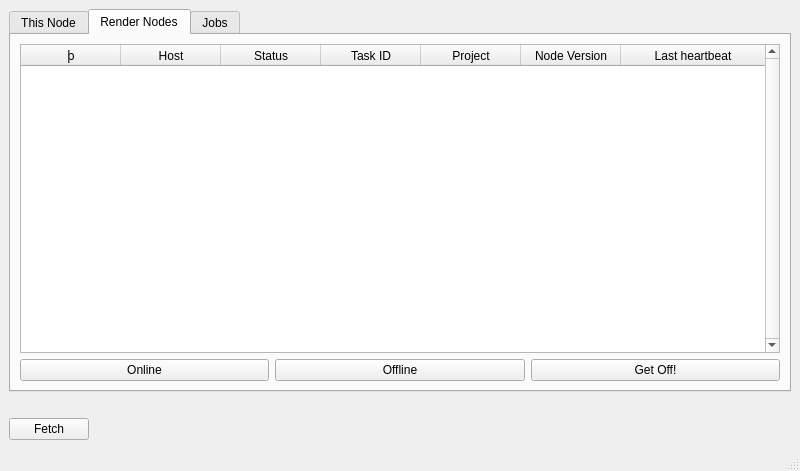
CogswellProjectHydra/githubHydraRepo, file Ui_FarmView.ui: the form before one commit.
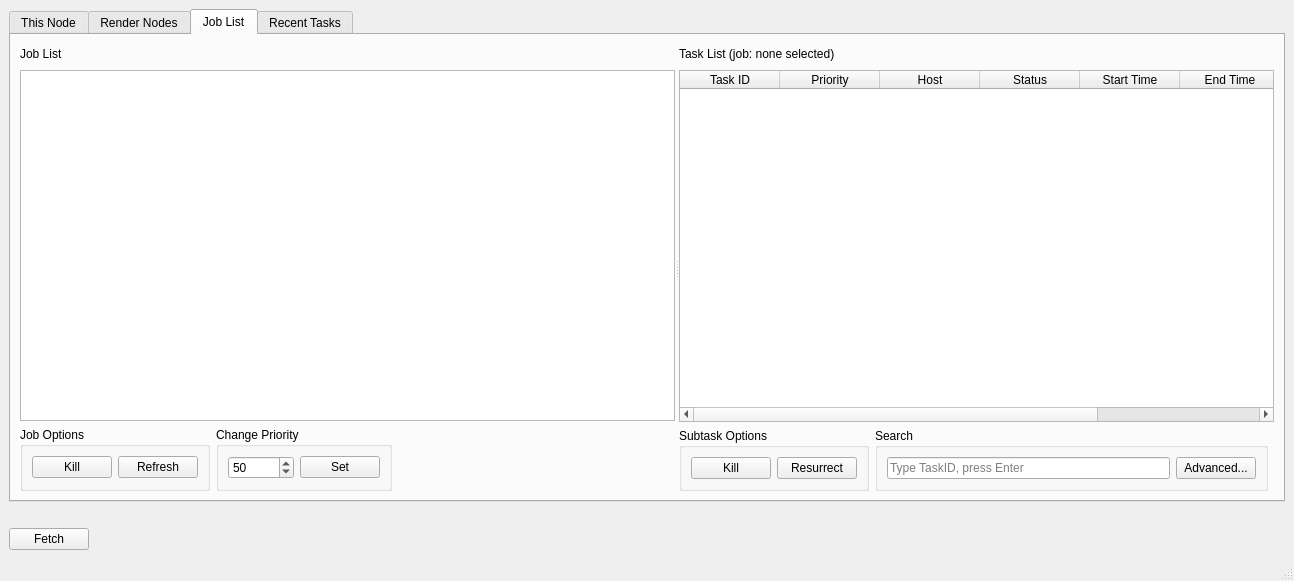
The form after the commit.

Commit message: Merge FarmView & JobListTest

What changed in the file:
```diff
--- a/Ui_FarmView.ui
+++ b/Ui_FarmView.ui
@@ -6,8 +6,8 @@
    <rect>
     <x>0</x>
     <y>0</y>
-    <width>800</width>
-    <height>471</height>
+    <width>1294</width>
+    <height>581</height>
    </rect>
   </property>
   <property name="windowTitle">
@@ -49,7 +49,7 @@
     <item row="0" column="0">
      <widget class="QTabWidget" name="tabWidget">
       <property name="currentIndex">
-       <number>1</number>
+       <number>2</number>
       </property>
       <widget class="QWidget" name="thisNodeTab">
        <attribute name="title">
@@ -289,9 +289,275 @@
         </item>
        </layout>
       </widget>
+      <widget class="QWidget" name="jobListTab">
+       <attribute name="title">
+        <string>Job List</string>
+       </attribute>
+       <layout class="QGridLayout" name="gridLayout_11">
+        <item row="0" column="0">
+         <widget class="QSplitter" name="splitter_jobList">
+          <property name="orientation">
+           <enum>Qt::Horizontal</enum>
+          </property>
+          <widget class="QWidget" name="layoutWidget_2">
+           <layout class="QGridLayout" name="gridLayout_jobListJobs">
+            <item row="1" column="0" colspan="7">
+             <widget class="QTableWidget" name="jobTable">
+              <property name="editTriggers">
+               <set>QAbstractItemView::NoEditTriggers</set>
+              </property>
+              <property name="sortingEnabled">
+               <bool>true</bool>
+              </property>
+              <attribute name="horizontalHeaderVisible">
+               <bool>false</bool>
+              </attribute>
+              <attribute name="horizontalHeaderStretchLastSection">
+               <bool>true</bool>
+              </attribute>
+              <attribute name="verticalHeaderVisible">
+               <bool>false</bool>
+              </attribute>
+              <column>
+               <property name="text">
+                <string>Job ID</string>
+               </property>
+              </column>
+              <column>
+               <property name="text">
+                <string>Priority</string>
+               </property>
+              </column>
+              <column>
+               <property name="text">
+                <string>Job name</string>
+               </property>
+              </column>
+             </widget>
+            </item>
+            <item row="0" column="1" colspan="6">
+             <spacer name="horizontalSpacer_jobList">
+              <property name="orientation">
+               <enum>Qt::Horizontal</enum>
+              </property>
+              <property name="sizeHint" stdset="0">
+               <size>
+                <width>40</width>
+                <height>20</height>
+               </size>
+              </property>
+             </spacer>
+            </item>
+            <item row="0" column="0">
+             <widget class="QLabel" name="jobTableLabel">
+              <property name="text">
+               <string>Job List</string>
+              </property>
+              <property name="buddy">
+               <cstring>jobTable</cstring>
+              </property>
+             </widget>
+            </item>
+            <item row="2" column="0" colspan="2">
+             <widget class="QGroupBox" name="groupBox_jobOptions">
+              <property name="minimumSize">
+               <size>
+                <width>0</width>
+                <height>0</height>
+               </size>
+              </property>
+              <property name="title">
+               <string>Job Options</string>
+              </property>
+              <layout class="QGridLayout" name="gridLayout_7">
+               <item row="1" column="0">
+                <widget class="QPushButton" name="killJobButton">
+                 <property name="text">
+                  <string>Kill</string>
+                 </property>
+                </widget>
+               </item>
+               <item row="1" column="1">
+                <widget class="QPushButton" name="refreshButton">
+                 <property name="text">
+                  <string>Refresh</string>
+                 </property>
+                </widget>
+               </item>
+              </layout>
+             </widget>
+            </item>
+            <item row="2" column="2" colspan="2">
+             <widget class="QGroupBox" name="groupBox_priorityOptions">
+              <property name="title">
+               <string>Change Priority</string>
+              </property>
+              <property name="alignment">
+               <set>Qt::AlignLeading|Qt::AlignLeft|Qt::AlignTop</set>
+              </property>
+              <layout class="QGridLayout" name="gridLayout_8">
+               <item row="1" column="1">
+                <widget class="QPushButton" name="prioritySetButton">
+                 <property name="text">
+                  <string>Set</string>
+                 </property>
+                </widget>
+               </item>
+               <item row="1" column="0">
+                <widget class="QSpinBox" name="prioritySpinBox">
+                 <property name="maximum">
+                  <number>999</number>
+                 </property>
+                 <property name="value">
+                  <number>50</number>
+                 </property>
+                </widget>
+               </item>
+              </layout>
+             </widget>
+            </item>
+           </layout>
+          </widget>
+          <widget class="QWidget" name="layoutWidget_3">
+           <layout class="QGridLayout" name="gridLayout_taskList">
+            <item row="2" column="0" colspan="2">
+             <widget class="QGroupBox" name="groupBox_subTaskOptions">
+              <property name="minimumSize">
+               <size>
+                <width>0</width>
+                <height>28</height>
+               </size>
+              </property>
+              <property name="title">
+               <string>Subtask Options</string>
+              </property>
+              <layout class="QGridLayout" name="gridLayout_9">
+               <item row="1" column="0">
+                <widget class="QPushButton" name="killTaskButton">
+                 <property name="text">
+                  <string>Kill</string>
+                 </property>
+                </widget>
+               </item>
+               <item row="1" column="1">
+                <widget class="QPushButton" name="resurrectTaskButton">
+                 <property name="text">
+                  <string>Resurrect</string>
+                 </property>
+                </widget>
+               </item>
+              </layout>
+             </widget>
+            </item>
+            <item row="0" column="2">
+             <spacer name="horizontalSpacer_taskList">
+              <property name="orientation">
+               <enum>Qt::Horizontal</enum>
+              </property>
+              <property name="sizeHint" stdset="0">
+               <size>
+                <width>40</width>
+                <height>20</height>
+               </size>
+              </property>
+             </spacer>
+            </item>
+            <item row="1" column="0" colspan="4">
+             <widget class="QTableWidget" name="taskTable">
+              <property name="enabled">
+               <bool>true</bool>
+              </property>
+              <property name="editTriggers">
+               <set>QAbstractItemView::NoEditTriggers</set>
+              </property>
+              <property name="gridStyle">
+               <enum>Qt::SolidLine</enum>
+              </property>
+              <property name="sortingEnabled">
+               <bool>true</bool>
+              </property>
+              <attribute name="verticalHeaderVisible">
+               <bool>false</bool>
+              </attribute>
+              <column>
+               <property name="text">
+                <string>Task ID</string>
+               </property>
+              </column>
+              <column>
+               <property name="text">
+                <string>Priority</string>
+               </property>
+              </column>
+              <column>
+               <property name="text">
+                <string>Host</string>
+               </property>
+              </column>
+              <column>
+               <property name="text">
+                <string>Status</string>
+               </property>
+              </column>
+              <column>
+               <property name="text">
+                <string>Start Time</string>
+               </property>
+              </column>
+              <column>
+               <property name="text">
+                <string>End Time</string>
+               </property>
+              </column>
+              <column>
+               <property name="text">
+                <string>Duration</string>
+               </property>
+              </column>
+             </widget>
+            </item>
+            <item row="0" column="0" colspan="2">
+             <widget class="QLabel" name="taskTableLabel">
+              <property name="text">
+               <string>Task List (job: none selected)</string>
+              </property>
+              <property name="buddy">
+               <cstring>jobTable</cstring>
+              </property>
+             </widget>
+            </item>
+            <item row="2" column="2">
+             <widget class="QGroupBox" name="groupBox_search">
+              <property name="title">
+               <string>Search</string>
+              </property>
+              <layout class="QGridLayout" name="gridLayout_10">
+               <item row="0" column="0">
+                <widget class="QLineEdit" name="taskIDLineEdit">
+                 <property name="placeholderText">
+                  <string>Type TaskID, press Enter</string>
+                 </property>
+                </widget>
+               </item>
+               <item row="0" column="1">
+                <widget class="QPushButton" name="advancedSearchButton">
+                 <property name="text">
+                  <string>Advanced...</string>
+                 </property>
+                </widget>
+               </item>
+              </layout>
+             </widget>
+            </item>
+           </layout>
+          </widget>
+         </widget>
+        </item>
+       </layout>
+      </widget>
       <widget class="QWidget" name="jobsTab">
        <attribute name="title">
-        <string>Jobs</string>
+        <string>Recent Tasks</string>
        </attribute>
        <layout class="QGridLayout" name="gridLayout_5">
         <item row="0" column="0">
```
Left out of the diff: 26 changed lines with no effect on the pictures. The commit also changes 2 other files.
